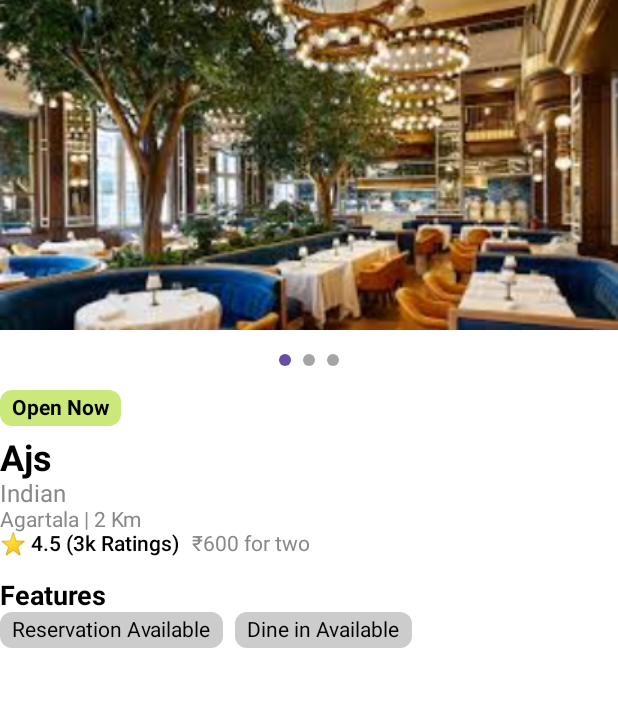
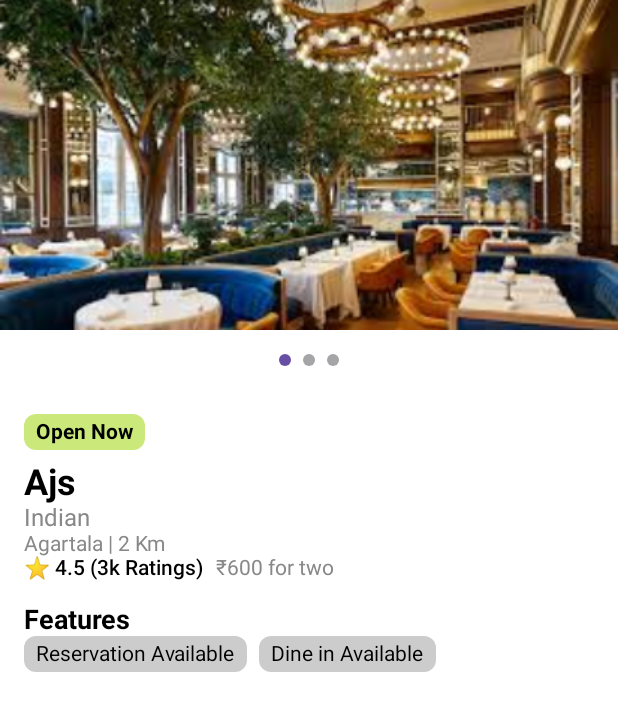
Before and after one commit to ajs7777/Goodine_Android, an Android app built with Jetpack Compose: the @Preview function RestaurantProfileScreen, on a phone screen of 412 x 824 dp. Shown: the top 711 px of the screen. Run offline under Robolectric (Android 15) with nearby library versions, the phone set to English and light mode, and no system bars; our stand-ins replace accompanist.

Commit message:
Update Changes

```diff
--- a/app/src/main/java/com/abhijitsaha/goodine/RestaurantProfileScreen.kt
+++ b/app/src/main/java/com/abhijitsaha/goodine/RestaurantProfileScreen.kt
@@ -31,7 +31,10 @@ fun RestaurantProfileScreen() {
 
         Spacer(modifier = Modifier.height(8.dp))
 
-        // Status Badge
+        Column (
+            modifier = Modifier
+                .padding(16.dp)
+        ) {
             Text(
                 text = "Open Now",
                 color = Color.Black,
@@ -64,6 +67,9 @@ fun RestaurantProfileScreen() {
                 Spacer(modifier = Modifier.width(8.dp))
                 FeatureTag("Dine in Available")
             }
+        }
+
+
     }
 }
 
```
Lines whose indentation alone changed are shown as unchanged.
